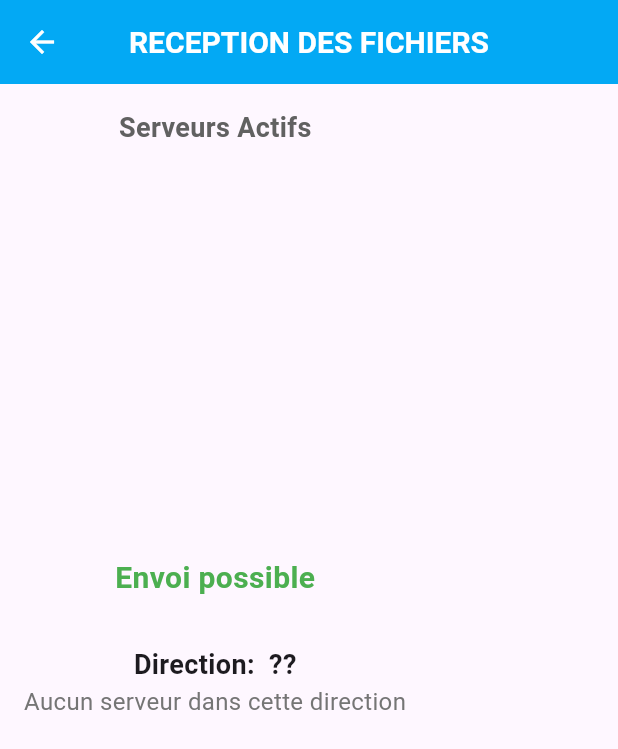
After one commit to TZ-Porky/flutter_share_app, a Flutter app: the ReceiveScreen screen opened directly, on a phone screen of 412 x 824 dp. The commit adds this screen. Shown: the top 749 px of the screen. Run offline on Flutter 3.47's test engine with Material 3 defaults, Android fonts, the phone set to English and light mode, and no system bars; our stand-ins replace file_picker, permission_handler, sensors_plus; missing offline and left inert: video_thumbnail.

Commit message:
Add receive screen, file selection page, and transfer item model; enhance home screen navigation and add in-progress/completed transfers tabs

```diff
--- a/lib/screens/home_screen.dart
+++ b/lib/screens/home_screen.dart
@@ -1,5 +1,6 @@
 import 'package:flutter/material.dart';
 import 'package:shareapp/models/app_file.dart';
+import 'package:shareapp/screens/receive_screen/receive_screen.dart';
 import 'package:shareapp/screens/send_files_screen/send_files_screen.dart';
 import 'package:shareapp/widgets/action_buttons_fab.dart';
 import 'package:shareapp/widgets/custom_tab_bar.dart';
@@ -280,7 +281,10 @@ class _HomeScreenState extends State<HomeScreen> with SingleTickerProviderStateM
               label: 'RECEVOIR',
               onPressed: () {
                 _toggleActionButtons();
-
+                Navigator.push(
+                  context,
+                  MaterialPageRoute(builder: (_) => const ReceiveScreen()),
+                );
               },
             ),
             const SizedBox(height: 10.0),
--- /dev/null
+++ b/lib/screens/receive_screen/receive_screen.dart
@@ -0,0 +1,64 @@
+import 'package:flutter/material.dart';
+
+class ReceiveScreen extends StatefulWidget {
+  const ReceiveScreen({super.key});
+
+  @override
+  State<ReceiveScreen> createState() => _ReceiveScreenState();
+}
+
+class _ReceiveScreenState extends State<ReceiveScreen> {
+  @override
+  Widget build(BuildContext context) {
+    return Scaffold(
+      appBar: AppBar(
+        title: const Text('RECEPTION DES FICHIERS'),
+        centerTitle: true,
+        leading: IconButton(
+          icon: const Icon(Icons.arrow_back),
+          onPressed: () {
+            Navigator.of(context).pop();
+          }),
+      ),
+      body: Padding(
+      padding: const EdgeInsets.all(16.0),
+      child: Column(
+        children: [
+          Padding(
+            padding: const EdgeInsets.only(bottom: 24.0),
+            child: Text(
+              'Serveurs Actifs',
+              style: TextStyle(
+                fontSize: 18,
+                fontWeight: FontWeight.bold,
+                color: Colors.grey[700],
+              ),
+            ),
+          ),
+          const Spacer(),
+          Text(
+            'Envoi possible',
+            style: TextStyle(
+              fontSize: 20,
+              fontWeight: FontWeight.bold,
+              color: Colors.green,
+            ),
+          ),
+          const SizedBox(height: 30),
+          Text(
+            'Direction:  ??',
+            style: const TextStyle(fontSize: 18, fontWeight: FontWeight.bold),
+          ),
+          Text(
+            'Aucun serveur dans cette direction',
+            textAlign: TextAlign.center,
+            style: TextStyle(color: Colors.grey[600], fontSize: 16),
+          ),
+          const Spacer(),
+          const SizedBox(height: 80), // Espace pour les boutons flottants
+        ],
+      ),
+      )
+    );
+  }
+}
```
Also changed, not shown: lib/models/transfer_item.dart (added, +52 -0 lines), lib/screens/send_files_screen/send_files_screen.dart (+142 -53 lines), lib/screens/transfers_screen/transfers_screen.dart (+150 -0 lines), lib/screens/transfers_screen/widgets/completed_transfers_tab.dart (added, +44 -0 lines), lib/screens/transfers_screen/widgets/in_progress_transfers_tab.dart (added, +42 -0 lines), lib/screens/transfers_screen/widgets/transfer_item_card.dart (added, +109 -0 lines), lib/saves/compass_widget.dart (renamed from lib/compass_widget.dart), lib/saves/discovery_page.dart (renamed from lib/discovery_page.dart), lib/saves/file_selection_page.dart (renamed from lib/file_selection_page.dart), lib/saves/home_page.dart (renamed from lib/home_page.dart), lib/saves/receive_page.dart (renamed from lib/receive_page.dart), lib/saves/send_page.dart (renamed from lib/send_page.dart), lib/saves/shake_to_send_page.dart (renamed from lib/shake_to_send_page.dart).
